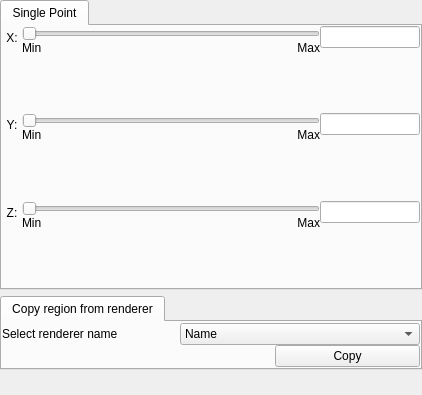
Old version of the form apps/vaporgui/GeometryWidgetGUI.ui in the repository StasJ/vapor-formatted.
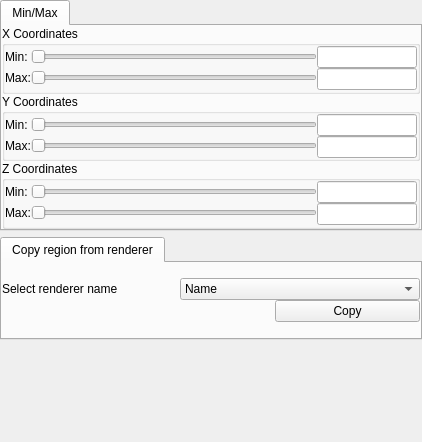
New version of the form. The open tabs and pages were chosen to show the change.

Commit message: GeometryWidget now shrinking to correct size when z sliders are hidden

What changed in the file:
```diff
--- a/apps/vaporgui/GeometryWidgetGUI.ui
+++ b/apps/vaporgui/GeometryWidgetGUI.ui
@@ -7,7 +7,7 @@
     <x>0</x>
     <y>0</y>
     <width>422</width>
-    <height>395</height>
+    <height>442</height>
    </rect>
   </property>
   <property name="sizePolicy">
@@ -49,7 +49,7 @@
      <property name="minimumSize">
       <size>
        <width>0</width>
-       <height>290</height>
+       <height>0</height>
       </size>
      </property>
      <property name="frameShape">
@@ -58,13 +58,19 @@
      <property name="currentIndex">
       <number>0</number>
      </property>
-     <widget class="QWidget" name="page">
+     <widget class="QWidget" name="minMaxPage">
+      <property name="sizePolicy">
+       <sizepolicy hsizetype="Preferred" vsizetype="Minimum">
+        <horstretch>0</horstretch>
+        <verstretch>0</verstretch>
+       </sizepolicy>
+      </property>
       <layout class="QHBoxLayout" name="horizontalLayout_10">
        <property name="spacing">
         <number>0</number>
        </property>
        <property name="sizeConstraint">
-        <enum>QLayout::SetMaximumSize</enum>
+        <enum>QLayout::SetMinimumSize</enum>
        </property>
        <property name="leftMargin">
         <number>0</number>
@@ -81,7 +87,7 @@
        <item>
         <widget class="QTabWidget" name="minMaxTab">
          <property name="sizePolicy">
-          <sizepolicy hsizetype="Minimum" vsizetype="MinimumExpanding">
+          <sizepolicy hsizetype="Minimum" vsizetype="Minimum">
            <horstretch>0</horstretch>
            <verstretch>0</verstretch>
           </sizepolicy>
@@ -159,16 +165,25 @@
                 <property name="spacing">
                  <number>0</number>
                 </property>
+                <property name="sizeConstraint">
+                 <enum>QLayout::SetMinimumSize</enum>
+                </property>
                 <item>
                  <layout class="QHBoxLayout" name="horizontalLayout_3" stretch="0,1,0">
                   <property name="spacing">
                    <number>0</number>
                   </property>
+                  <property name="sizeConstraint">
+                   <enum>QLayout::SetMinimumSize</enum>
+                  </property>
                   <item>
                    <layout class="QVBoxLayout" name="verticalLayout_9">
                     <property name="spacing">
                      <number>0</number>
                     </property>
+                    <property name="sizeConstraint">
+                     <enum>QLayout::SetMinimumSize</enum>
+                    </property>
                     <item>
                      <widget class="QLabel" name="label_4">
                       <property name="minimumSize">
@@ -214,6 +229,9 @@
                     <property name="spacing">
                      <number>0</number>
                     </property>
+                    <property name="sizeConstraint">
+                     <enum>QLayout::SetMinimumSize</enum>
+                    </property>
                     <item>
                      <widget class="QSlider" name="minXSlider">
                       <property name="maximumSize">
@@ -248,7 +266,7 @@
                      <number>0</number>
                     </property>
                     <property name="sizeConstraint">
-                     <enum>QLayout::SetDefaultConstraint</enum>
+                     <enum>QLayout::SetMinimumSize</enum>
                     </property>
                     <item>
                      <widget class="QLineEdit" name="minXEdit">
@@ -332,16 +350,25 @@
                 <property name="spacing">
                  <number>0</number>
                 </property>
+                <property name="sizeConstraint">
+                 <enum>QLayout::SetMinimumSize</enum>
+                </property>
                 <item>
                  <layout class="QHBoxLayout" name="horizontalLayout_4" stretch="0,1,0">
                   <property name="spacing">
                    <number>0</number>
                   </property>
+                  <property name="sizeConstraint">
+                   <enum>QLayout::SetMinimumSize</enum>
+                  </property>
                   <item>
                    <layout class="QVBoxLayout" name="verticalLayout_28">
                     <property name="spacing">
                      <number>0</number>
                     </property>
+                    <property name="sizeConstraint">
+                     <enum>QLayout::SetMinimumSize</enum>
+                    </property>
                     <item>
                      <widget class="QLabel" name="label_5">
                       <property name="minimumSize">
@@ -387,6 +414,9 @@
                     <property name="spacing">
                      <number>0</number>
                     </property>
+                    <property name="sizeConstraint">
+                     <enum>QLayout::SetMinimumSize</enum>
+                    </property>
                     <item>
                      <widget class="QSlider" name="minYSlider">
                       <property name="minimumSize">
@@ -433,7 +463,7 @@
                      <number>0</number>
                     </property>
                     <property name="sizeConstraint">
-                     <enum>QLayout::SetDefaultConstraint</enum>
+                     <enum>QLayout::SetMinimumSize</enum>
                     </property>
                     <item>
                      <widget class="QLineEdit" name="minYEdit">
@@ -517,16 +547,25 @@
                 <property name="spacing">
                  <number>0</number>
                 </property>
+                <property name="sizeConstraint">
+                 <enum>QLayout::SetMinimumSize</enum>
+                </property>
                 <item>
                  <layout class="QHBoxLayout" name="horizontalLayout_6" stretch="0,1,0">
                   <property name="spacing">
                    <number>0</number>
                   </property>
+                  <property name="sizeConstraint">
+                   <enum>QLayout::SetMinimumSize</enum>
+                  </property>
                   <item>
                    <layout class="QVBoxLayout" name="verticalLayout_33">
                     <property name="spacing">
                      <number>0</number>
                     </property>
+                    <property name="sizeConstraint">
+                     <enum>QLayout::SetMinimumSize</enum>
+                    </property>
                     <item>
                      <widget class="QLabel" name="label_9">
                       <property name="minimumSize">
@@ -572,6 +611,9 @@
                     <property name="spacing">
                      <number>0</number>
                     </property>
+                    <property name="sizeConstraint">
+                     <enum>QLayout::SetMinimumSize</enum>
+                    </property>
                     <item>
                      <widget class="QSlider" name="minZSlider">
                       <property name="minimumSize">
@@ -618,7 +660,7 @@
                      <number>0</number>
                     </property>
                     <property name="sizeConstraint">
-                     <enum>QLayout::SetDefaultConstraint</enum>
+                     <enum>QLayout::SetMinimumSize</enum>
                     </property>
                     <item>
                      <widget class="QLineEdit" name="minZEdit">
@@ -1547,517 +1589,6 @@
        </item>
       </layout>
      </widget>
-     <widget class="QWidget" name="page_2">
-      <property name="sizePolicy">
-       <sizepolicy hsizetype="Minimum" vsizetype="Minimum">
-        <horstretch>0</horstretch>
-        <verstretch>0</verstretch>
-       </sizepolicy>
-      </property>
-      <layout class="QHBoxLayout" name="horizontalLayout_8">
-       <property name="spacing">
-        <number>0</number>
-       </property>
-       <property name="sizeConstraint">
-        <enum>QLayout::SetMinimumSize</enum>
-       </property>
-       <property name="leftMargin">
-        <number>0</number>
-       </property>
-       <property name="topMargin">
-        <number>0</number>
-       </property>
-       <property name="rightMargin">
-        <number>0</number>
-       </property>
-       <property name="bottomMargin">
-        <number>0</number>
-       </property>
-       <item>
-        <widget class="QTabWidget" name="singlePointTab">
-         <property name="sizePolicy">
-          <sizepolicy hsizetype="Minimum" vsizetype="Minimum">
-           <horstretch>0</horstretch>
-           <verstretch>0</verstretch>
-          </sizepolicy>
-         </property>
-         <property name="currentIndex">
-          <number>0</number>
-         </property>
-         <widget class="QWidget" name="tab_7">
-          <attribute name="title">
-           <string>Single Point</string>
-          </attribute>
-          <layout class="QHBoxLayout" name="horizontalLayout_19">
-           <property name="spacing">
-            <number>0</number>
-           </property>
-           <property name="leftMargin">
-            <number>0</number>
-           </property>
-           <property name="topMargin">
-            <number>0</number>
-           </property>
-           <property name="rightMargin">
-            <number>0</number>
-           </property>
-           <property name="bottomMargin">
-            <number>0</number>
-           </property>
-           <item>
-            <layout class="QVBoxLayout" name="verticalLayout_77">
-             <property name="spacing">
-              <number>0</number>
-             </property>
-             <property name="sizeConstraint">
-              <enum>QLayout::SetMinimumSize</enum>
-             </property>
-             <property name="rightMargin">
-              <number>0</number>
-             </property>
-             <item>
-              <layout class="QHBoxLayout" name="horizontalLayout_48">
-               <property name="spacing">
-                <number>0</number>
-               </property>
-               <property name="sizeConstraint">
-                <enum>QLayout::SetMinimumSize</enum>
-               </property>
-               <item>
-                <layout class="QVBoxLayout" name="verticalLayout_78">
-                 <property name="spacing">
-                  <number>0</number>
-                 </property>
-                 <property name="topMargin">
-                  <number>5</number>
-                 </property>
-                 <item>
-                  <widget class="QLabel" name="label_25">
-                   <property name="text">
-                    <string>X:</string>
-                   </property>
-                   <property name="alignment">
-                    <set>Qt::AlignCenter</set>
-                   </property>
-                  </widget>
-                 </item>
-                 <item>
-                  <spacer name="verticalSpacer_52">
-                   <property name="orientation">
-                    <enum>Qt::Vertical</enum>
-                   </property>
-                   <property name="sizeType">
-                    <enum>QSizePolicy::MinimumExpanding</enum>
-                   </property>
-                   <property name="sizeHint" stdset="0">
-                    <size>
-                     <width>20</width>
-                     <height>5</height>
-                    </size>
-                   </property>
-                  </spacer>
-                 </item>
-                </layout>
-               </item>
-               <item>
-                <layout class="QVBoxLayout" name="verticalLayout_15">
-                 <property name="spacing">
-                  <number>0</number>
-                 </property>
-                 <item>
-                  <widget class="QSlider" name="spXSlider">
-                   <property name="orientation">
-                    <enum>Qt::Horizontal</enum>
-                   </property>
-                  </widget>
-                 </item>
-                 <item>
-                  <layout class="QHBoxLayout" name="horizontalLayout_50">
-                   <property name="spacing">
-                    <number>0</number>
-                   </property>
-                   <item>
-                    <widget class="QLabel" name="spXMinLabel">
-                     <property name="text">
-                      <string>Min</string>
-                     </property>
-                    </widget>
-                   </item>
-                   <item>
-                    <widget class="QLabel" name="spXMaxLabel">
-                     <property name="text">
-                      <string>Max</string>
-                     </property>
-                     <property name="alignment">
-                      <set>Qt::AlignRight|Qt::AlignTrailing|Qt::AlignVCenter</set>
-                     </property>
-                    </widget>
-                   </item>
-                  </layout>
-                 </item>
-                 <item>
-                  <spacer name="verticalSpacer_10">
-                   <property name="orientation">
-                    <enum>Qt::Vertical</enum>
-                   </property>
-                   <property name="sizeHint" stdset="0">
-                    <size>
-                     <width>20</width>
-                     <height>40</height>
-                    </size>
-                   </property>
-                  </spacer>
-                 </item>
-                </layout>
-               </item>
-               <item>
-                <layout class="QVBoxLayout" name="verticalLayout_79">
-                 <property name="spacing">
-                  <number>0</number>
-                 </property>
-                 <item>
-                  <widget class="QLineEdit" name="spXEdit">
-                   <property name="sizePolicy">
-                    <sizepolicy hsizetype="Minimum" vsizetype="Fixed">
-                     <horstretch>0</horstretch>
-                     <verstretch>0</verstretch>
-                    </sizepolicy>
-                   </property>
-                   <property name="minimumSize">
-                    <size>
-                     <width>100</width>
-                     <height>0</height>
-                    </size>
-                   </property>
-                   <property name="maximumSize">
-                    <size>
-                     <width>100</width>
-                     <height>16777215</height>
-                    </size>
-                   </property>
-                   <property name="alignment">
-                    <set>Qt::AlignCenter</set>
-                   </property>
-                  </widget>
-                 </item>
-                 <item>
-                  <spacer name="verticalSpacer_53">
-                   <property name="orientation">
-                    <enum>Qt::Vertical</enum>
-                   </property>
-                   <property name="sizeType">
-                    <enum>QSizePolicy::MinimumExpanding</enum>
-                   </property>
-                   <property name="sizeHint" stdset="0">
-                    <size>
-                     <width>20</width>
-                     <height>5</height>
-                    </size>
-                   </property>
-                  </spacer>
-                 </item>
-                </layout>
-               </item>
-              </layout>
-             </item>
-             <item>
-              <layout class="QHBoxLayout" name="horizontalLayout_51">
-               <property name="spacing">
-                <number>0</number>
-               </property>
-               <property name="sizeConstraint">
-                <enum>QLayout::SetMinimumSize</enum>
-               </property>
-               <item>
-                <layout class="QVBoxLayout" name="verticalLayout_80">
-                 <property name="spacing">
-                  <number>0</number>
-                 </property>
-                 <property name="topMargin">
-                  <number>5</number>
-                 </property>
-                 <item>
-                  <widget class="QLabel" name="label_53">
-                   <property name="text">
-                    <string>Y:</string>
-                   </property>
-                   <property name="alignment">
-                    <set>Qt::AlignCenter</set>
-                   </property>
-                  </widget>
-                 </item>
-                 <item>
-                  <spacer name="verticalSpacer_54">
-                   <property name="orientation">
-                    <enum>Qt::Vertical</enum>
-                   </property>
-                   <property name="sizeType">
-                    <enum>QSizePolicy::MinimumExpanding</enum>
-                   </property>
-                   <property name="sizeHint" stdset="0">
-                    <size>
-                     <width>20</width>
-                     <height>5</height>
-                    </size>
-                   </property>
-                  </spacer>
-                 </item>
-                </layout>
-               </item>
-               <item>
-                <layout class="QVBoxLayout" name="verticalLayout_81">
-                 <property name="spacing">
-                  <number>0</number>
-                 </property>
-                 <item>
-                  <widget class="QSlider" name="spYSlider">
-                   <property name="orientation">
-                    <enum>Qt::Horizontal</enum>
-                   </property>
-                  </widget>
-                 </item>
-                 <item>
-                  <layout class="QHBoxLayout" name="horizontalLayout_52">
-                   <property name="spacing">
-                    <number>0</number>
-                   </property>
-                   <item>
-                    <widget class="QLabel" name="spYMinLabel">
-                     <property name="text">
-                      <string>Min</string>
-                     </property>
-                    </widget>
-                   </item>
-                   <item>
-                    <widget class="QLabel" name="spYMaxLabel">
-                     <property name="text">
-                      <string>Max</string>
-                     </property>
-                     <property name="alignment">
-                      <set>Qt::AlignRight|Qt::AlignTrailing|Qt::AlignVCenter</set>
-                     </property>
-                    </widget>
-                   </item>
-                  </layout>
-                 </item>
-                 <item>
-                  <spacer name="verticalSpacer_11">
-                   <property name="orientation">
-                    <enum>Qt::Vertical</enum>
-                   </property>
-                   <property name="sizeHint" stdset="0">
-                    <size>
-                     <width>20</width>
-                     <height>40</height>
-                    </size>
-                   </property>
-                  </spacer>
-                 </item>
-                </layout>
-               </item>
-               <item>
-                <layout class="QVBoxLayout" name="verticalLayout_82">
-                 <property name="spacing">
-                  <number>0</number>
-                 </property>
-                 <item>
-                  <widget class="QLineEdit" name="spYEdit">
-                   <property name="sizePolicy">
-                    <sizepolicy hsizetype="Minimum" vsizetype="Fixed">
-                     <horstretch>0</horstretch>
-                     <verstretch>0</verstretch>
-                    </sizepolicy>
-                   </property>
-                   <property name="minimumSize">
-                    <size>
-                     <width>100</width>
-                     <height>0</height>
-                    </size>
-                   </property>
-                   <property name="maximumSize">
-                    <size>
-                     <width>100</width>
-                     <height>16777215</height>
-                    </size>
-                   </property>
-                   <property name="alignment">
-                    <set>Qt::AlignCenter</set>
-                   </property>
-                  </widget>
-                 </item>
-                 <item>
-                  <spacer name="verticalSpacer_55">
-                   <property name="orientation">
-                    <enum>Qt::Vertical</enum>
-                   </property>
-                   <property name="sizeType">
-                    <enum>QSizePolicy::MinimumExpanding</enum>
-                   </property>
-                   <property name="sizeHint" stdset="0">
-                    <size>
-                     <width>20</width>
-                     <height>5</height>
-                    </size>
-                   </property>
-                  </spacer>
-                 </item>
-                </layout>
-               </item>
-              </layout>
-             </item>
-             <item>
-              <layout class="QHBoxLayout" name="horizontalLayout_53">
-               <property name="spacing">
-                <number>0</number>
-               </property>
-               <property name="sizeConstraint">
-                <enum>QLayout::SetMinimumSize</enum>
-               </property>
-               <item>
-                <layout class="QVBoxLayout" name="verticalLayout_83">
-                 <property name="spacing">
-                  <number>0</number>
-                 </property>
-                 <property name="topMargin">
-                  <number>5</number>
-                 </property>
-                 <item>
-                  <widget class="QLabel" name="label_54">
-                   <property name="text">
-                    <string>Z:</string>
-                   </property>
-                   <property name="alignment">
-                    <set>Qt::AlignCenter</set>
-                   </property>
-                  </widget>
-                 </item>
-                 <item>
-                  <spacer name="verticalSpacer_56">
-                   <property name="orientation">
-                    <enum>Qt::Vertical</enum>
-                   </property>
-                   <property name="sizeType">
-                    <enum>QSizePolicy::MinimumExpanding</enum>
-                   </property>
-                   <property name="sizeHint" stdset="0">
-                    <size>
-                     <width>20</width>
-                     <height>5</height>
-                    </size>
-                   </property>
-                  </spacer>
-                 </item>
-                </layout>
-               </item>
-               <item>
-                <layout class="QVBoxLayout" name="verticalLayout_84">
-                 <property name="spacing">
-                  <number>0</number>
-                 </property>
-                 <item>
-                  <widget class="QSlider" name="spZSlider">
-                   <property name="orientation">
-                    <enum>Qt::Horizontal</enum>
-                   </property>
-                  </widget>
-                 </item>
-                 <item>
-                  <layout class="QHBoxLayout" name="horizontalLayout_54">
-                   <property name="spacing">
-                    <number>0</number>
-                   </property>
-                   <item>
-                    <widget class="QLabel" name="spZMinLabel">
-                     <property name="text">
-                      <string>Min</string>
-                     </property>
-                    </widget>
-                   </item>
-                   <item>
-                    <widget class="QLabel" name="spZMaxLabel">
-                     <property name="text">
-                      <string>Max</string>
-                     </property>
-                     <property name="alignment">
-                      <set>Qt::AlignRight|Qt::AlignTrailing|Qt::AlignVCenter</set>
-                     </property>
-                    </widget>
-                   </item>
-                  </layout>
-                 </item>
-                 <item>
-                  <spacer name="verticalSpacer_12">
-                   <property name="orientation">
-                    <enum>Qt::Vertical</enum>
-                   </property>
-                   <property name="sizeHint" stdset="0">
-                    <size>
-                     <width>20</width>
-                     <height>40</height>
-                    </size>
-                   </property>
-                  </spacer>
-                 </item>
-                </layout>
-               </item>
-               <item>
-                <layout class="QVBoxLayout" name="verticalLayout_85">
-                 <property name="spacing">
-                  <number>0</number>
-                 </property>
-                 <item>
-                  <widget class="QLineEdit" name="spZEdit">
-                   <property name="sizePolicy">
-                    <sizepolicy hsizetype="Minimum" vsizetype="Fixed">
-                     <horstretch>0</horstretch>
-                     <verstretch>0</verstretch>
-                    </sizepolicy>
-                   </property>
-                   <property name="minimumSize">
-                    <size>
-                     <width>100</width>
-                     <height>0</height>
-                    </size>
-                   </property>
-                   <property name="maximumSize">
-                    <size>
-                     <width>100</width>
-                     <height>16777215</height>
-                    </size>
-                   </property>
-                   <property name="alignment">
-                    <set>Qt::AlignCenter</set>
-                   </property>
-                  </widget>
-                 </item>
-                 <item>
-                  <spacer name="verticalSpacer_57">
-                   <property name="orientation">
-                    <enum>Qt::Vertical</enum>
-                   </property>
-                   <property name="sizeType">
-                    <enum>QSizePolicy::MinimumExpanding</enum>
-                   </property>
-                   <property name="sizeHint" stdset="0">
-                    <size>
-                     <width>20</width>
-                     <height>5</height>
-                    </size>
-                   </property>
-                  </spacer>
-                 </item>
-                </layout>
-               </item>
-              </layout>
-             </item>
-            </layout>
-           </item>
-          </layout>
-         </widget>
-        </widget>
-       </item>
-      </layout>
-     </widget>
     </widget>
    </item>
    <item>
```
Left out of the diff: 91 changed lines with no effect on the pictures. The commit also changes 1 other file.
